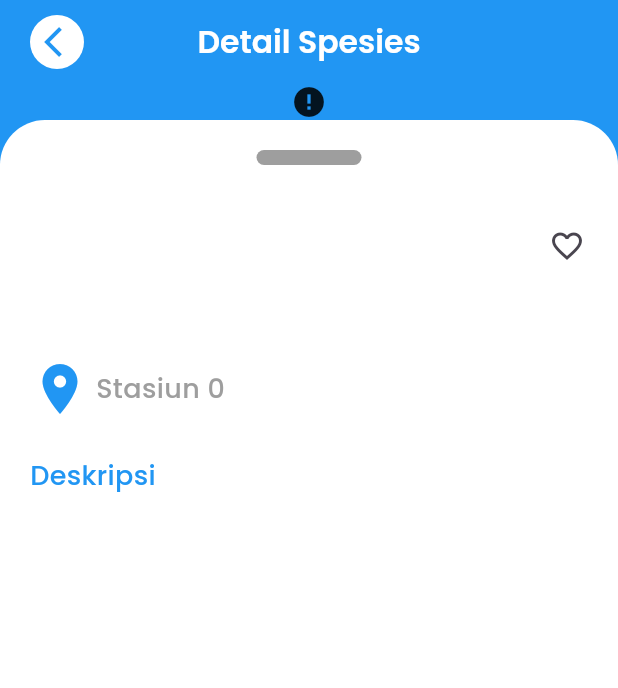
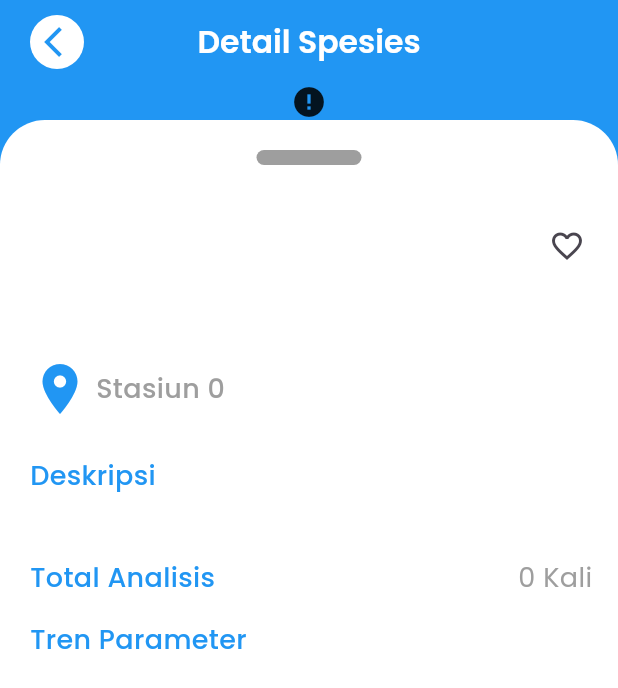
Before and after one commit to Guspascad420/hemaqua, a Flutter app: the SpeciesDetails screen opened directly with empty values, on a phone screen of 412 x 824 dp. Shown: the top 688 px of the screen. Run offline on Flutter 3.47's test engine with Material 3 defaults, Android fonts, the phone set to English and light mode, and no system bars; our stand-ins replace cloud_firestore, dropdown_button2, expandable, firebase_auth, firebase_core, firebase_storage and 8 more; accounts and stored records are empty; generated files the repository leaves out were written again; network calls fail.

Commit message:
Revamped the species details UI

```diff
--- a/lib/species/species_details.dart
+++ b/lib/species/species_details.dart
@@ -1,5 +1,6 @@
 import 'package:flutter/material.dart';
 import 'package:flutter_riverpod/flutter_riverpod.dart';
+import 'package:flutter_screenutil/flutter_screenutil.dart';
 import 'package:google_fonts/google_fonts.dart';
 import 'package:hematologi/hemosit/hemosit_parameters.dart';
 import 'package:hematologi/models/species.dart';
@@ -24,6 +25,7 @@ class SpeciesDetails extends ConsumerStatefulWidget {
 class _SpeciesDetailsState extends ConsumerState<SpeciesDetails> {
 
   bool _isFavorite = false;
+  final List<String> dataTypes = [];
 
   void _showSnackBar(BuildContext context, String textContent, MaterialColor backgroundColor) {
     SnackBar snackBar = SnackBar(
@@ -208,7 +210,34 @@ class _SpeciesDetailsState extends ConsumerState<SpeciesDetails> {
                                     color: Colors.grey,
                                     fontSize: 15,
                                   )),
-                              const SizedBox(height: 20),
+                              SizedBox(height: 15.h),
+                              Row(
+                                mainAxisAlignment: MainAxisAlignment.spaceBetween,
+                                children: [
+                                  Text('Total Analisis',
+                                      style: GoogleFonts.poppins(
+                                          color: Colors.blue,
+                                          fontSize: 18,
+                                          fontWeight: FontWeight.w500
+                                      )),
+                                  Container(
+                                    margin: EdgeInsets.only(right: 15.w),
+                                    child: Text('0 Kali',
+                                        style: GoogleFonts.poppins(
+                                            fontSize: 18,
+                                            color: Colors.grey
+                                        )),
+                                  )
+                                ],
+                              ),
+                              SizedBox(height: 15.h),
+                              Text('Tren Parameter',
+                                  style: GoogleFonts.poppins(
+                                      color: Colors.blue,
+                                      fontSize: 18,
+                                      fontWeight: FontWeight.w500
+                                  )),
+                              SizedBox(height: 25.h),
                             ],
                           ),
                         ),
```
Also changed, not shown: lib/database/database_service.dart (+14 -0 lines), lib/provider/providers.dart (+30 -0 lines).
